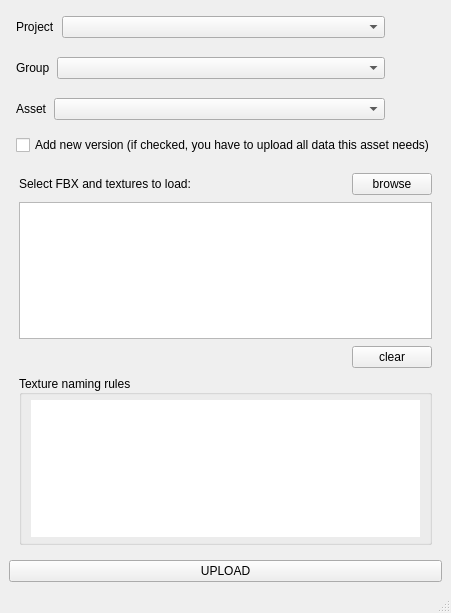
The window that ui/MainWindow.ui (Ale32/UploadTool) describes before a commit, drawn with Qt 5.
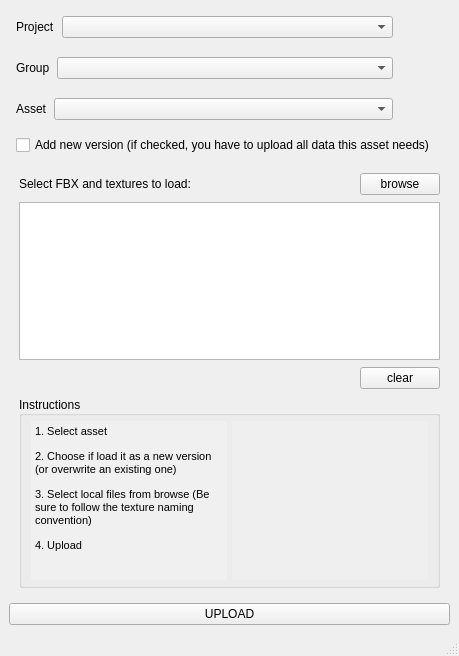
The same window after the commit.

Commit message: add instructions and shortcut functionality

The edit to the form file:
```diff
--- a/ui/MainWindow.ui
+++ b/ui/MainWindow.ui
@@ -6,8 +6,8 @@
    <rect>
     <x>0</x>
     <y>0</y>
-    <width>436</width>
-    <height>613</height>
+    <width>459</width>
+    <height>656</height>
    </rect>
   </property>
   <property name="sizePolicy">
@@ -16,9 +16,17 @@
     <verstretch>0</verstretch>
    </sizepolicy>
   </property>
+  <property name="font">
+   <font>
+    <family>Tahoma</family>
+   </font>
+  </property>
   <property name="windowTitle">
    <string>Upload Tool</string>
   </property>
+  <property name="styleSheet">
+   <string notr="true"/>
+  </property>
   <widget class="QWidget" name="centralwidget">
    <property name="sizePolicy">
     <sizepolicy hsizetype="Preferred" vsizetype="Preferred">
@@ -271,13 +279,24 @@
       </item>
       <item>
        <widget class="QGroupBox" name="groupBox">
+        <property name="font">
+         <font>
+          <family>Tahoma</family>
+         </font>
+        </property>
         <property name="title">
-         <string>Texture naming rules</string>
+         <string>Instructions</string>
         </property>
         <property name="alignment">
          <set>Qt::AlignLeading|Qt::AlignLeft|Qt::AlignVCenter</set>
         </property>
-        <layout class="QVBoxLayout" name="verticalLayout_2">
+        <property name="flat">
+         <bool>false</bool>
+        </property>
+        <property name="checkable">
+         <bool>false</bool>
+        </property>
+        <layout class="QHBoxLayout" name="horizontalLayout">
          <property name="spacing">
           <number>5</number>
          </property>
@@ -294,40 +313,65 @@
           <number>5</number>
          </property>
          <item>
-          <widget class="QTableWidget" name="table_rules">
+          <widget class="QTextEdit" name="textEdit_l">
+           <property name="autoFillBackground">
+            <bool>false</bool>
+           </property>
+           <property name="styleSheet">
+            <string notr="true">background-color: rgb(240, 240, 240);</string>
+           </property>
            <property name="frameShape">
             <enum>QFrame::NoFrame</enum>
            </property>
            <property name="frameShadow">
             <enum>QFrame::Plain</enum>
            </property>
-           <property name="lineWidth">
-            <number>0</number>
+           <property name="verticalScrollBarPolicy">
+            <enum>Qt::ScrollBarAsNeeded</enum>
            </property>
-           <property name="editTriggers">
-            <set>QAbstractItemView::NoEditTriggers</set>
-           </property>
-           <property name="alternatingRowColors">
+           <property name="readOnly">
             <bool>true</bool>
            </property>
-           <property name="selectionMode">
-            <enum>QAbstractItemView::NoSelection</enum>
+           <property name="html">
+            <string>&lt;!DOCTYPE HTML PUBLIC &quot;-//W3C//DTD HTML 4.0//EN&quot; &quot;http://www.w3.org/TR/REC-html40/strict.dtd&quot;&gt;
+&lt;html&gt;&lt;head&gt;&lt;meta name=&quot;qrichtext&quot; content=&quot;1&quot; /&gt;&lt;style type=&quot;text/css&quot;&gt;
+p, li { white-space: pre-wrap; }
+&lt;/style&gt;&lt;/head&gt;&lt;body style=&quot; font-family:'MS Shell Dlg 2'; font-size:8.25pt; font-weight:400; font-style:normal;&quot;&gt;
+&lt;p style=&quot; margin-top:12px; margin-bottom:12px; margin-left:0px; margin-right:0px; -qt-block-indent:0; text-indent:0px;&quot;&gt;&lt;span style=&quot; font-size:8pt;&quot;&gt;1. Select asset &lt;/span&gt;&lt;/p&gt;
+&lt;p style=&quot; margin-top:12px; margin-bottom:12px; margin-left:0px; margin-right:0px; -qt-block-indent:0; text-indent:0px;&quot;&gt;&lt;span style=&quot; font-size:8pt;&quot;&gt;2. Choose if load it as a new version (or overwrite an existing one)&lt;/span&gt;&lt;/p&gt;
+&lt;p style=&quot; margin-top:12px; margin-bottom:12px; margin-left:0px; margin-right:0px; -qt-block-indent:0; text-indent:0px;&quot;&gt;&lt;span style=&quot; font-size:8pt;&quot;&gt;3. Select local files from browse (Be sure to follow the texture naming convention)&lt;/span&gt;&lt;/p&gt;
+&lt;p style=&quot; margin-top:12px; margin-bottom:12px; margin-left:0px; margin-right:0px; -qt-block-indent:0; text-indent:0px;&quot;&gt;&lt;span style=&quot; font-size:8pt;&quot;&gt;4. Upload&lt;/span&gt;&lt;/p&gt;&lt;/body&gt;&lt;/html&gt;</string>
            </property>
-           <property name="showGrid">
-            <bool>false</bool>
+          </widget>
+         </item>
+         <item>
+          <widget class="QTextEdit" name="textEdit_r">
+           <property name="sizePolicy">
+            <sizepolicy hsizetype="Expanding" vsizetype="Maximum">
+             <horstretch>0</horstretch>
+             <verstretch>0</verstretch>
+            </sizepolicy>
            </property>
-           <property name="gridStyle">
-            <enum>Qt::NoPen</enum>
+           <property name="font">
+            <font>
+             <family>Tahoma</family>
+            </font>
            </property>
-           <attribute name="horizontalHeaderVisible">
-            <bool>false</bool>
-           </attribute>
-           <attribute name="horizontalHeaderDefaultSectionSize">
-            <number>150</number>
-           </attribute>
-           <attribute name="verticalHeaderVisible">
-            <bool>false</bool>
-           </attribute>
+           <property name="styleSheet">
+            <string notr="true">background-color: rgb(239, 239, 239);</string>
+           </property>
+           <property name="frameShape">
+            <enum>QFrame::NoFrame</enum>
+           </property>
+           <property name="frameShadow">
+            <enum>QFrame::Plain</enum>
+           </property>
+           <property name="verticalScrollBarPolicy">
+            <enum>Qt::ScrollBarAsNeeded</enum>
+           </property>
+           <property name="readOnly">
+            <bool>true</bool>
+           </property>
           </widget>
          </item>
         </layout>
```
The commit also changes 3 other files.
